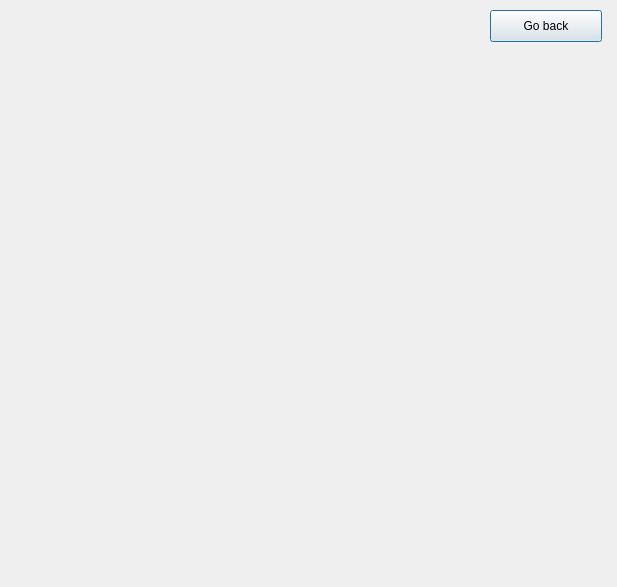
Qt form QT/solving.ui (MilaHalko/-oursework) before a commit.
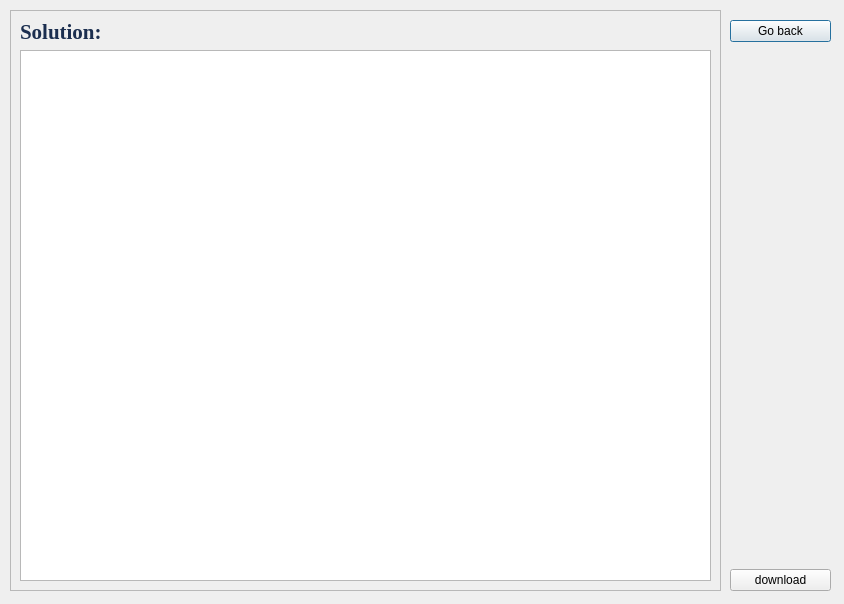
The same form after that commit.

What changed in the file:
```diff
--- a/QT/solving.ui
+++ b/QT/solving.ui
@@ -6,25 +6,133 @@
    <rect>
     <x>0</x>
     <y>0</y>
-    <width>617</width>
-    <height>587</height>
+    <width>844</width>
+    <height>604</height>
    </rect>
   </property>
   <property name="windowTitle">
    <string>Dialog</string>
   </property>
-  <widget class="QPushButton" name="pushButton">
+  <widget class="QWidget" name="verticalLayoutWidget">
    <property name="geometry">
     <rect>
-     <x>490</x>
+     <x>730</x>
+     <y>20</y>
+     <width>101</width>
+     <height>571</height>
+    </rect>
+   </property>
+   <layout class="QVBoxLayout" name="verticalLayout">
+    <item>
+     <widget class="QPushButton" name="pushButton">
+      <property name="text">
+       <string>Go back</string>
+      </property>
+     </widget>
+    </item>
+    <item>
+     <spacer name="verticalSpacer">
+      <property name="orientation">
+       <enum>Qt::Vertical</enum>
+      </property>
+      <property name="sizeHint" stdset="0">
+       <size>
+        <width>20</width>
+        <height>40</height>
+       </size>
+      </property>
+     </spacer>
+    </item>
+    <item>
+     <widget class="QPushButton" name="pushButton_2">
+      <property name="text">
+       <string>download</string>
+      </property>
+     </widget>
+    </item>
+   </layout>
+  </widget>
+  <widget class="QWidget" name="verticalLayoutWidget_2">
+   <property name="geometry">
+    <rect>
+     <x>10</x>
      <y>10</y>
-     <width>112</width>
-     <height>32</height>
+     <width>711</width>
+     <height>581</height>
     </rect>
    </property>
-   <property name="text">
-    <string>Go back</string>
-   </property>
+   <layout class="QVBoxLayout" name="verticalLayout_2">
+    <item>
+     <widget class="QScrollArea" name="scrollArea">
+      <property name="widgetResizable">
+       <bool>true</bool>
+      </property>
+      <widget class="QWidget" name="scrollAreaWidgetContents">
+       <property name="geometry">
+        <rect>
+         <x>0</x>
+         <y>0</y>
+         <width>707</width>
+         <height>577</height>
+        </rect>
+       </property>
+       <layout class="QVBoxLayout" name="verticalLayout_3">
+        <item>
+         <widget class="QLabel" name="label">
+          <property name="font">
+           <font>
+            <family>Times New Roman</family>
+            <pointsize>16</pointsize>
+            <weight>75</weight>
+            <bold>true</bold>
+           </font>
+          </property>
+          <property name="styleSheet">
+           <string notr="true">color: rgb(27, 46, 79);
+font-size: 5.0em;
+font-family: 'Times New Roman', 14;</string>
+          </property>
+          <property name="text">
+           <string>Solution:</string>
+          </property>
+         </widget>
+        </item>
+        <item>
+         <widget class="QTableWidget" name="answer">
+          <property name="verticalScrollBarPolicy">
+           <enum>Qt::ScrollBarAlwaysOff</enum>
+          </property>
+          <property name="horizontalScrollBarPolicy">
+           <enum>Qt::ScrollBarAlwaysOff</enum>
+          </property>
+          <property name="rowCount">
+           <number>0</number>
+          </property>
+          <property name="columnCount">
+           <number>0</number>
+          </property>
+          <attribute name="horizontalHeaderVisible">
+           <bool>false</bool>
+          </attribute>
+          <attribute name="horizontalHeaderDefaultSectionSize">
+           <number>300</number>
+          </attribute>
+          <attribute name="horizontalHeaderStretchLastSection">
+           <bool>true</bool>
+          </attribute>
+          <attribute name="verticalHeaderVisible">
+           <bool>false</bool>
+          </attribute>
+          <attribute name="verticalHeaderStretchLastSection">
+           <bool>false</bool>
+          </attribute>
+         </widget>
+        </item>
+       </layout>
+      </widget>
+     </widget>
+    </item>
+   </layout>
   </widget>
  </widget>
  <resources/>
```
